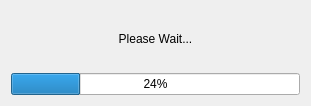
Above: qtgui/waitdialog.ui from frabas/DISPLACE_GUI before the change. Below: the same form after it.
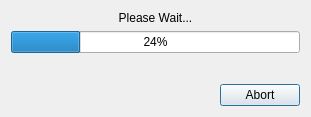
That is the form after the change.

Commit message: Background worker and Wait Dialog refactored.

```diff
--- a/qtgui/waitdialog.ui
+++ b/qtgui/waitdialog.ui
@@ -10,7 +10,7 @@
     <x>0</x>
     <y>0</y>
     <width>311</width>
-    <height>106</height>
+    <height>117</height>
    </rect>
   </property>
   <property name="sizePolicy">
@@ -40,6 +40,43 @@
      </property>
     </widget>
    </item>
+   <item>
+    <spacer name="verticalSpacer">
+     <property name="orientation">
+      <enum>Qt::Vertical</enum>
+     </property>
+     <property name="sizeHint" stdset="0">
+      <size>
+       <width>20</width>
+       <height>10</height>
+      </size>
+     </property>
+    </spacer>
+   </item>
+   <item>
+    <layout class="QHBoxLayout" name="horizontalLayout">
+     <item>
+      <spacer name="horizontalSpacer">
+       <property name="orientation">
+        <enum>Qt::Horizontal</enum>
+       </property>
+       <property name="sizeHint" stdset="0">
+        <size>
+         <width>40</width>
+         <height>20</height>
+        </size>
+       </property>
+      </spacer>
+     </item>
+     <item>
+      <widget class="QPushButton" name="cmdAbort">
+       <property name="text">
+        <string>Abort</string>
+       </property>
+      </widget>
+     </item>
+    </layout>
+   </item>
   </layout>
  </widget>
  <resources/>
```
The commit also changes 6 other files.
